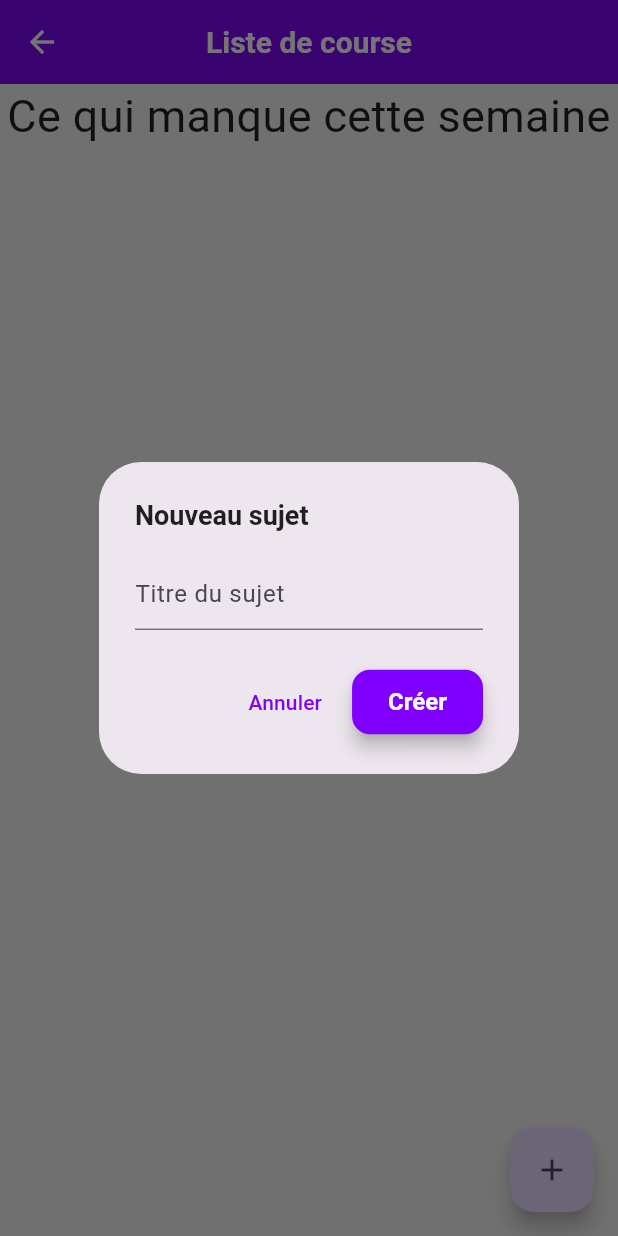
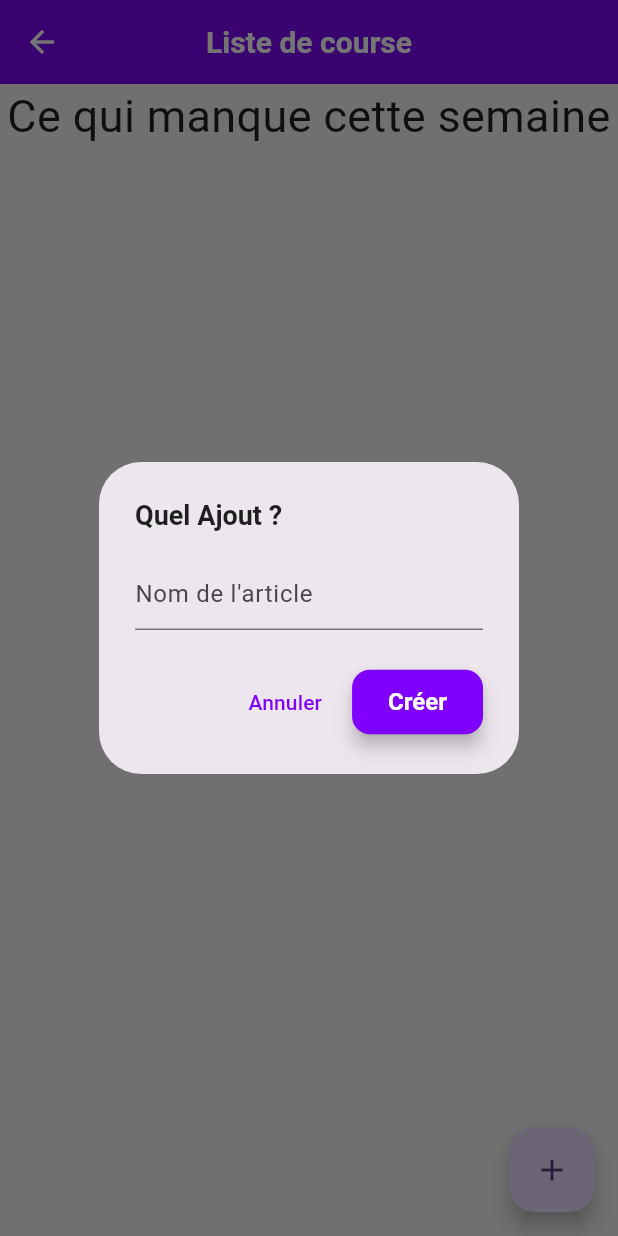
Before and after one commit to Alerwann/Alerwann-azadel_daily, a Flutter app: the TopicListScreen screen opened directly, after a tap on the "add" icon, on a phone screen of 412 x 824 dp. Run offline on Flutter 3.47's test engine with Material 3 defaults, Android fonts, the phone set to English and light mode, and no system bars; our stand-ins replace cloud_firestore, firebase_core, firebase_messaging; accounts and stored records are empty; network calls fail.

Commit message:
maj liste

```diff
--- a/lib/pages/list_course.dart
+++ b/lib/pages/list_course.dart
@@ -99,10 +99,10 @@ class _TopicListScreenState extends State<TopicListScreen> {
           showDialog(
             context: context,
             builder: (ctx) => AlertDialog(
-              title: Text("Nouveau sujet"),
+              title: Text("Quel Ajout ?"),
               content: TextField(
                 controller: _titleController,
-                decoration: InputDecoration(hintText: "Titre du sujet"),
+                decoration: InputDecoration(hintText: "Nom de l'article"),
               ),
               actions: [
                 TextButton(
```
